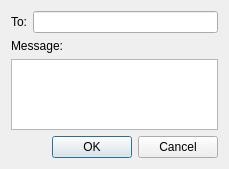
Qt form branches/code-review/src/DirectMessageDialog.ui (asolfre/qwit) before a commit.
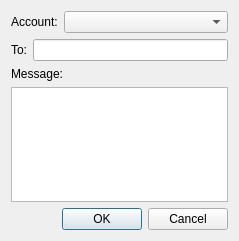
The same form after that commit.

Commit message: code-review branch: added direct message sending feature

```diff
--- a/branches/code-review/src/DirectMessageDialog.ui
+++ b/branches/code-review/src/DirectMessageDialog.ui
@@ -9,8 +9,8 @@
    <rect>
     <x>0</x>
     <y>0</y>
-    <width>229</width>
-    <height>169</height>
+    <width>239</width>
+    <height>241</height>
    </rect>
   </property>
   <property name="windowTitle">
@@ -19,6 +19,27 @@
   <layout class="QGridLayout" name="gridLayout">
    <item row="0" column="0">
     <layout class="QVBoxLayout" name="verticalLayout">
+     <item>
+      <layout class="QHBoxLayout" name="horizontalLayout_2">
+       <item>
+        <widget class="QLabel" name="label_3">
+         <property name="text">
+          <string>Account:</string>
+         </property>
+        </widget>
+       </item>
+       <item>
+        <widget class="QComboBox" name="accountsComboBox">
+         <property name="sizePolicy">
+          <sizepolicy hsizetype="Expanding" vsizetype="Fixed">
+           <horstretch>0</horstretch>
+           <verstretch>0</verstretch>
+          </sizepolicy>
+         </property>
+        </widget>
+       </item>
+      </layout>
+     </item>
      <item>
       <layout class="QHBoxLayout" name="horizontalLayout">
        <item>
```
Left out of the diff: 8 changed lines with no effect on the pictures. The commit also changes 14 other files.
